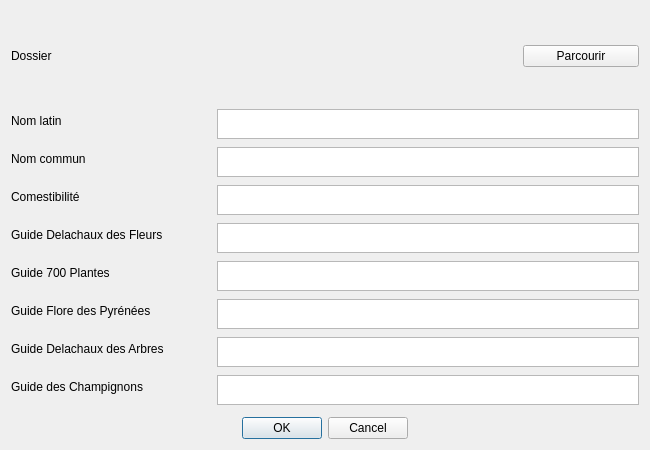
Old version of the form ui/species_edit_window.ui in the repository Ludovic-Lesur/botany-guide-gui.
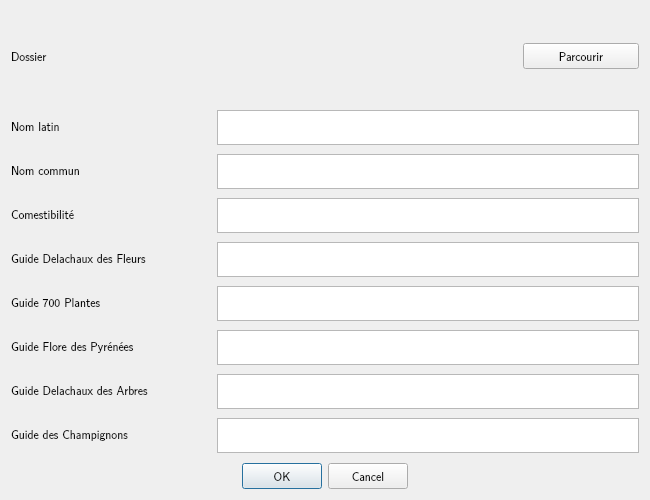
New version of the form.

Diff of the .ui file:
```diff
--- a/ui/species_edit_window.ui
+++ b/ui/species_edit_window.ui
@@ -7,9 +7,14 @@
     <x>0</x>
     <y>0</y>
     <width>650</width>
-    <height>450</height>
+    <height>500</height>
    </rect>
   </property>
+  <property name="font">
+   <font>
+    <family>LM Sans 12</family>
+   </font>
+  </property>
   <property name="windowTitle">
    <string>Espèce</string>
   </property>
@@ -26,6 +31,11 @@
            <height>0</height>
           </size>
          </property>
+         <property name="font">
+          <font>
+           <family>LM Sans 12</family>
+          </font>
+         </property>
          <property name="text">
           <string>Dossier</string>
          </property>
@@ -55,6 +65,11 @@
        </item>
        <item>
         <widget class="QPushButton" name="explorerPushButton">
+         <property name="font">
+          <font>
+           <family>LM Sans 12</family>
+          </font>
+         </property>
          <property name="text">
           <string>Parcourir</string>
          </property>
@@ -72,6 +87,11 @@
            <height>0</height>
           </size>
          </property>
+         <property name="font">
+          <font>
+           <family>LM Sans 12</family>
+          </font>
+         </property>
          <property name="text">
           <string>Nom latin</string>
          </property>
@@ -82,13 +102,13 @@
          <property name="minimumSize">
           <size>
            <width>300</width>
-           <height>30</height>
+           <height>35</height>
           </size>
          </property>
          <property name="maximumSize">
           <size>
            <width>16777215</width>
-           <height>30</height>
+           <height>35</height>
           </size>
          </property>
         </widget>
@@ -101,6 +121,11 @@
            <height>0</height>
           </size>
          </property>
+         <property name="font">
+          <font>
+           <family>LM Sans 12</family>
+          </font>
+         </property>
          <property name="text">
           <string>Nom commun</string>
          </property>
@@ -111,13 +136,13 @@
          <property name="minimumSize">
           <size>
            <width>300</width>
-           <height>30</height>
+           <height>35</height>
           </size>
          </property>
          <property name="maximumSize">
           <size>
            <width>16777215</width>
-           <height>30</height>
+           <height>35</height>
           </size>
          </property>
         </widget>
@@ -130,6 +155,11 @@
            <height>0</height>
           </size>
          </property>
+         <property name="font">
+          <font>
+           <family>LM Sans 12</family>
+          </font>
+         </property>
          <property name="text">
           <string>Comestibilité</string>
          </property>
@@ -140,13 +170,13 @@
          <property name="minimumSize">
           <size>
            <width>300</width>
-           <height>30</height>
+           <height>35</height>
           </size>
          </property>
          <property name="maximumSize">
           <size>
            <width>16777215</width>
-           <height>30</height>
+           <height>35</height>
           </size>
          </property>
         </widget>
@@ -159,6 +189,11 @@
            <height>0</height>
           </size>
          </property>
+         <property name="font">
+          <font>
+           <family>LM Sans 12</family>
+          </font>
+         </property>
          <property name="text">
           <string>Guide Delachaux des Fleurs</string>
          </property>
@@ -169,13 +204,13 @@
          <property name="minimumSize">
           <size>
            <width>300</width>
-           <height>30</height>
+           <height>35</height>
           </size>
          </property>
          <property name="maximumSize">
           <size>
            <width>16777215</width>
-           <height>30</height>
+           <height>35</height>
           </size>
          </property>
          <property name="documentTitle">
@@ -191,6 +226,11 @@
            <height>0</height>
           </size>
          </property>
+         <property name="font">
+          <font>
+           <family>LM Sans 12</family>
+          </font>
+         </property>
          <property name="text">
           <string>Guide 700 Plantes</string>
          </property>
@@ -201,13 +241,13 @@
          <property name="minimumSize">
           <size>
            <width>300</width>
-           <height>30</height>
+           <height>35</height>
           </size>
          </property>
          <property name="maximumSize">
           <size>
            <width>16777215</width>
-           <height>30</height>
+           <height>35</height>
           </size>
          </property>
          <property name="documentTitle">
@@ -223,6 +263,11 @@
            <height>0</height>
           </size>
          </property>
+         <property name="font">
+          <font>
+           <family>LM Sans 12</family>
+          </font>
+         </property>
          <property name="text">
           <string>Guide Flore des Pyrénées</string>
          </property>
@@ -233,13 +278,13 @@
          <property name="minimumSize">
           <size>
            <width>300</width>
-           <height>30</height>
+           <height>35</height>
           </size>
          </property>
          <property name="maximumSize">
           <size>
            <width>16777215</width>
-           <height>30</height>
+           <height>35</height>
           </size>
          </property>
          <property name="documentTitle">
@@ -255,6 +300,11 @@
            <height>0</height>
           </size>
          </property>
+         <property name="font">
+          <font>
+           <family>LM Sans 12</family>
+          </font>
+         </property>
          <property name="text">
           <string>Guide Delachaux des Arbres</string>
          </property>
@@ -265,13 +315,13 @@
          <property name="minimumSize">
           <size>
            <width>300</width>
-           <height>30</height>
+           <height>35</height>
           </size>
          </property>
          <property name="maximumSize">
           <size>
            <width>16777215</width>
-           <height>30</height>
+           <height>35</height>
           </size>
          </property>
          <property name="documentTitle">
@@ -287,6 +337,11 @@
            <height>0</height>
           </size>
          </property>
+         <property name="font">
+          <font>
+           <family>LM Sans 12</family>
+          </font>
+         </property>
          <property name="text">
           <string>Guide des Champignons</string>
          </property>
@@ -297,13 +352,13 @@
          <property name="minimumSize">
           <size>
            <width>300</width>
-           <height>30</height>
+           <height>35</height>
           </size>
          </property>
          <property name="maximumSize">
           <size>
            <width>16777215</width>
-           <height>30</height>
+           <height>35</height>
           </size>
          </property>
          <property name="documentTitle">
@@ -315,6 +370,11 @@
      </item>
      <item>
       <widget class="QDialogButtonBox" name="buttonBox">
+       <property name="font">
+        <font>
+         <family>LM Sans 12</family>
+        </font>
+       </property>
        <property name="orientation">
         <enum>Qt::Orientation::Horizontal</enum>
        </property>
```
Left out of the diff: 29 changed lines with no effect on the pictures.
